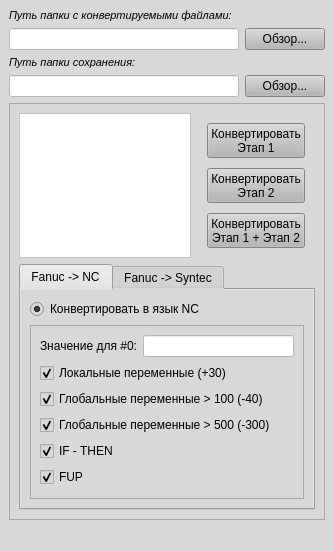
Before: the Qt Designer form design.ui in licwim/Fanuc, drawn with Qt 5.
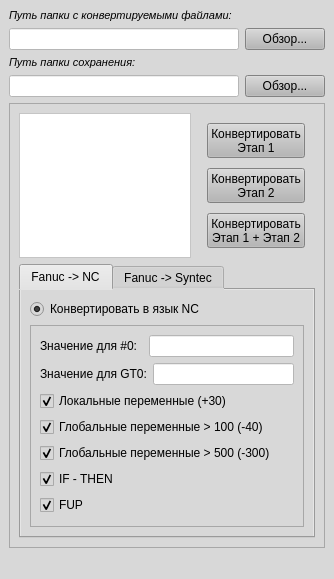
After: the same form once the commit is applied. Icons and pictures are not drawn.

```diff
--- a/design.ui
+++ b/design.ui
@@ -7,7 +7,7 @@
     <x>0</x>
     <y>0</y>
     <width>334</width>
-    <height>508</height>
+    <height>531</height>
    </rect>
   </property>
   <property name="windowTitle">
@@ -272,6 +272,36 @@
                 </item>
                 <item>
                  <widget class="QLineEdit" name="set_nc_Null">
+                  <property name="maximumSize">
+                   <size>
+                    <width>145</width>
+                    <height>16777215</height>
+                   </size>
+                  </property>
+                  <property name="styleSheet">
+                   <string notr="true">background-color: rgb(255, 255, 255);</string>
+                  </property>
+                 </widget>
+                </item>
+               </layout>
+              </item>
+              <item>
+               <layout class="QHBoxLayout" name="horizontalLayout_3">
+                <item>
+                 <widget class="QLabel" name="label_4">
+                  <property name="text">
+                   <string>Значение для GT0:</string>
+                  </property>
+                 </widget>
+                </item>
+                <item>
+                 <widget class="QLineEdit" name="set_nc_Gt">
+                  <property name="maximumSize">
+                   <size>
+                    <width>145</width>
+                    <height>16777215</height>
+                   </size>
+                  </property>
                   <property name="styleSheet">
                    <string notr="true">background-color: rgb(255, 255, 255);</string>
                   </property>
```
